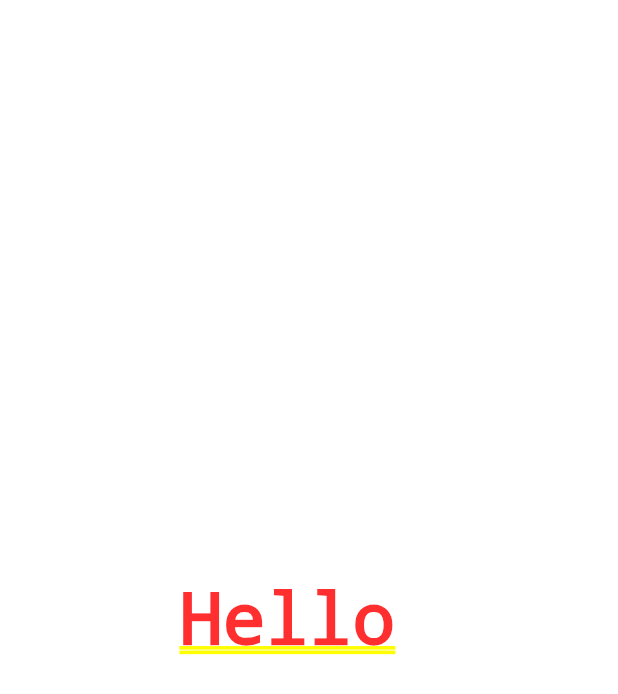
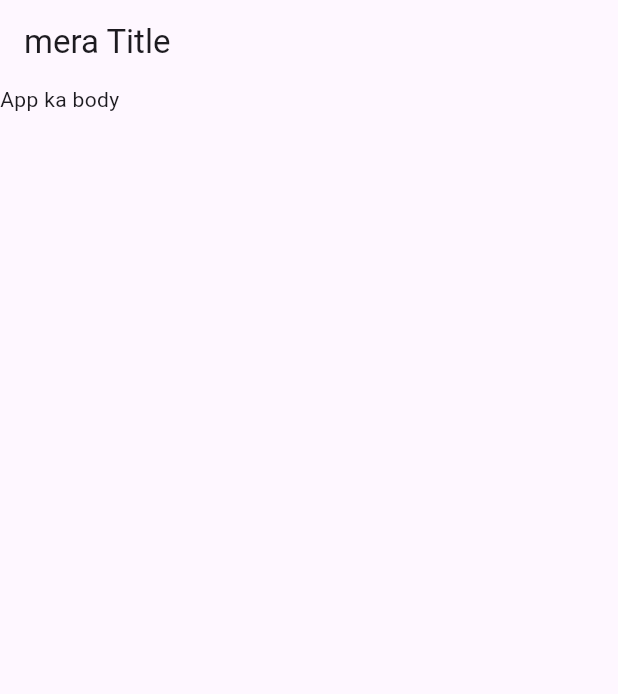
Before and after one commit to amitsingh1130/firstapp, a Flutter app: the screen it shows after launch, on a phone screen of 412 x 824 dp. Shown: the top 694 px of the screen. Run offline on Flutter 3.47's test engine with Material 3 defaults, Android fonts, the light colour scheme and no system bars.

Commit message:
Basic fullter

```diff
--- a/lib/main.dart
+++ b/lib/main.dart
@@ -1,14 +1,21 @@
 import 'package:flutter/material.dart';
 
-void main() {
-  runApp(const MyApp());
-}
+void main() => runApp(const MyApp());
 
+// #docregion my-app
 class MyApp extends StatelessWidget {
   const MyApp({super.key});
 
   @override
   Widget build(BuildContext context) {
-    return MaterialApp(home: Center(child: const Text("Hello ")));
+    return MaterialApp(
+      home: Scaffold(
+        appBar: AppBar(title: const Text('mera Title')),
+
+        body: const Text('App ka body'
+        ),
+        // #enddocregion centered-text
+      ),
+    );
   }
 }
```
